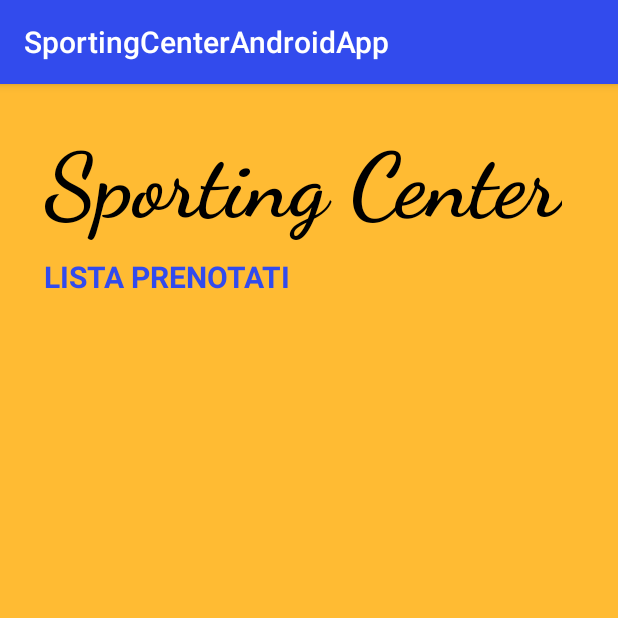
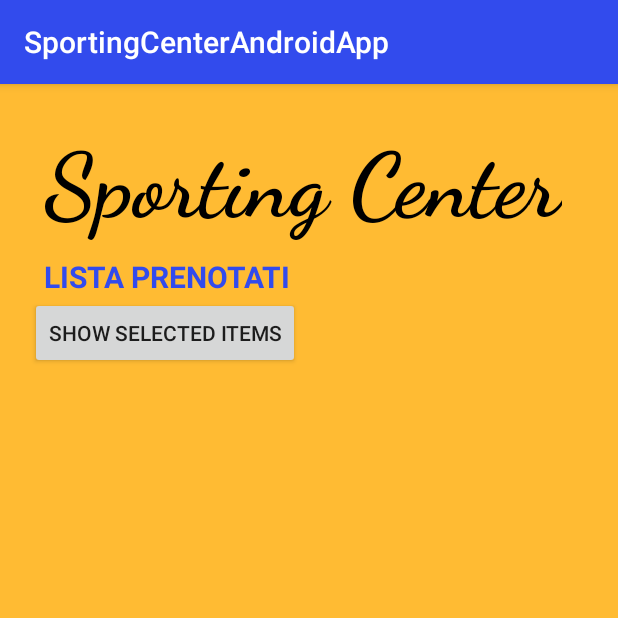
Before and after one commit to teoparis/SportingCenterAndroidApp, an Android app: the PrenotatiActivity screen opened directly, with no data from a screen before it, on a phone screen of 412 x 824 dp, the top half of it. Run offline under Robolectric (Android 15) with nearby library versions, the phone set to English and light mode, and no system bars; 1 statement that could not run was skipped.

```diff
--- a/app/src/main/res/layout/activity_prenotati.xml
+++ b/app/src/main/res/layout/activity_prenotati.xml
@@ -52,16 +52,17 @@
         <ListView
             android:id="@+id/listViewDemo2"
             android:layout_width="fill_parent"
-            android:layout_height="wrap_content" />
+            android:layout_height="wrap_content"
+            >
 
-        <ProgressBar
-            android:id="@+id/progressBarLoading"
-            style="?android:attr/progressBarStyleLarge"
+        </ListView>
+        <Button
+            android:id="@+id/btshow"
             android:layout_width="wrap_content"
             android:layout_height="wrap_content"
-            android:layout_gravity="center"
-            android:layout_marginBottom="8dp"
-            android:visibility="gone" />
+            android:onClick="showSelectedItems"
+            android:text="Show selected items"
+            />
 
 
     </LinearLayout>
```
Also changed, not shown: app/src/main/java/com/example/sportingcenterandroidapp/PrenotatiActivity.java (+24 -6 lines), app/src/main/res/layout/activity_dashboard.xml (+0 -8 lines), app/src/main/res/layout/checkable_list_layout.xml (added, +15 -0 lines).
